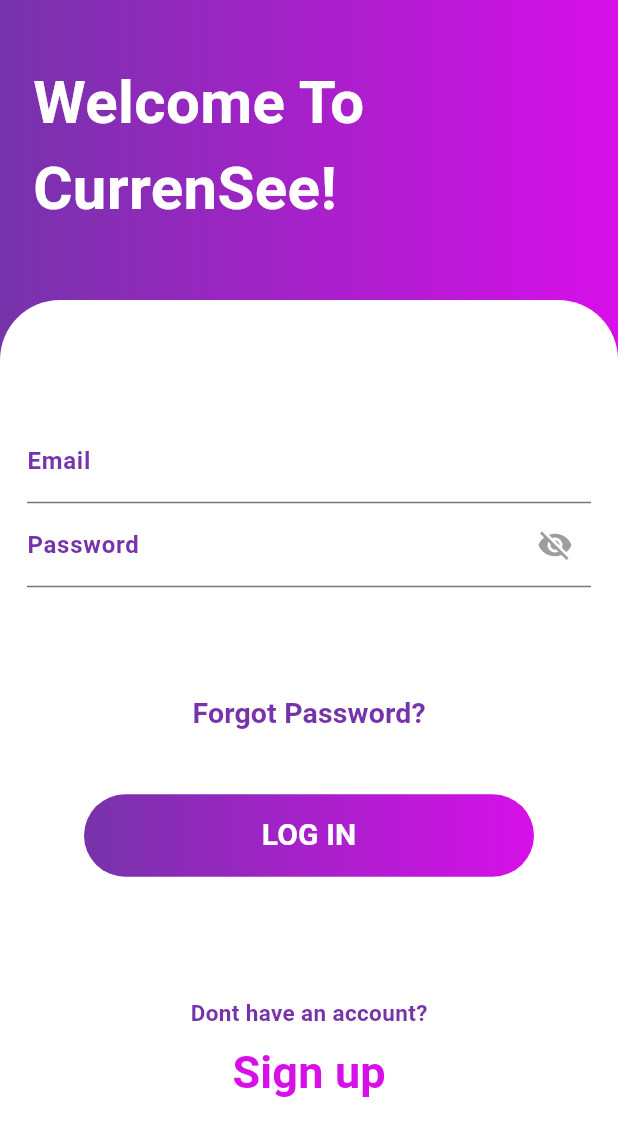
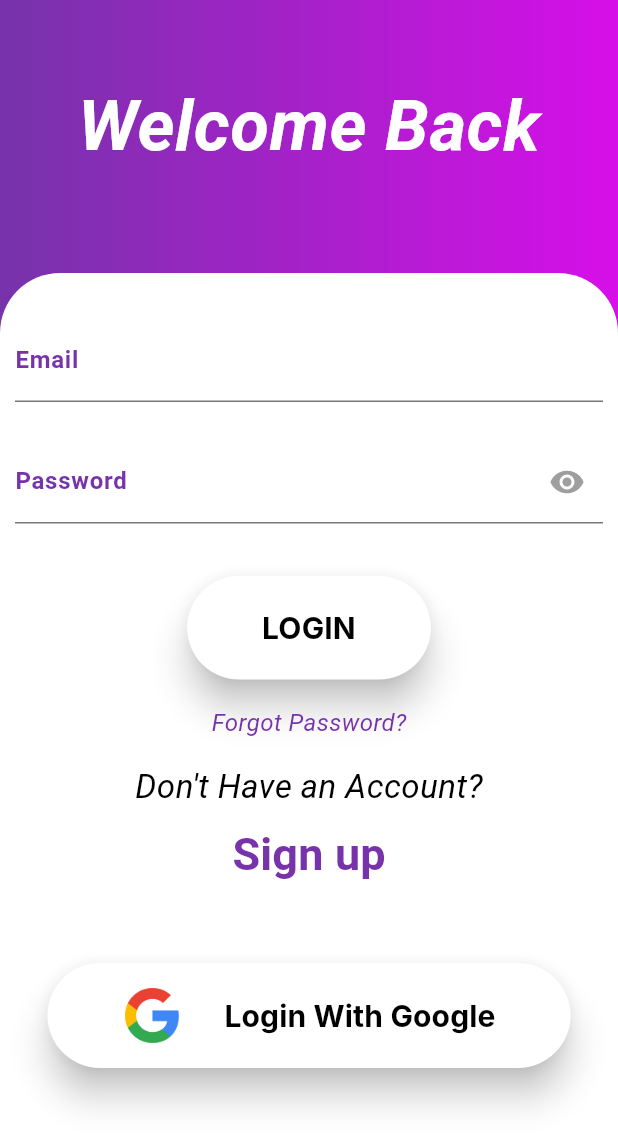
Before and after one commit to engumairahmed/CurrenSee, a Flutter app: the LoginScreen screen opened directly, on a phone screen of 412 x 824 dp. Shown: the top 1147 px of the screen. Run offline on Flutter 3.47's test engine with Material 3 defaults, Android fonts, the phone set to English and light mode, and no system bars; our stand-ins replace google_fonts, shared_preferences; accounts and stored records are empty; network calls fail; Roboto replaces fonts that are missing (Inter, birthday).

Commit message:
underline border login

```diff
--- a/lib/login.dart
+++ b/lib/login.dart
@@ -1,7 +1,11 @@
 import 'package:currensee/ApiTasks.dart';
+import 'package:currensee/screens/forgotPassword.dart';
 import 'package:currensee/screens/home.dart';
-import 'package:flutter/foundation.dart';
+import 'package:currensee/screens/register.dart';
 import 'package:flutter/material.dart';
+import 'package:flutter/widgets.dart';
+import 'package:google_fonts/google_fonts.dart';
+import 'package:currensee/app_properties.dart';
 
 class LoginScreen extends StatefulWidget {
   const LoginScreen({super.key});
@@ -11,69 +15,69 @@
 }
 
 class _LoginScreenState extends State<LoginScreen> {
-
   final GlobalKey<FormState> _formKey = GlobalKey<FormState>();
   final TextEditingController _emailController = TextEditingController();
   final TextEditingController _passwordController = TextEditingController();
-  bool isPasswordObs=true;
+  bool isPasswordObs = true;
 
-  String loginError="";
+  String loginError = "";
+  Icon icon = const Icon(Icons.visibility, color: Colors.grey);
 
-  void showPass(){
+  void showPass() {
     setState(() {
-      isPasswordObs= !isPasswordObs;
-      // if(isPasswordObs){
-      //   icon=Icon(Icons.remove_red_eye_outlined);
-      // } else{
-      //   icon=FaIcon(FontAwesomeIcons.gamepad);
-      // }
+      isPasswordObs = !isPasswordObs;
+      if (isPasswordObs) {
+        icon = Icon(Icons.visibility, color: Colors.grey);
+      } else {
+        icon = Icon(Icons.visibility_off, color: Colors.grey);
+      }
     });
   }
 
-  Future<void> login() async{
+  Future<void> login() async {
     var res = await loginTask(_emailController.text, _passwordController.text);
-    var res2=res.keys.toList();
-    if(res[res2[0]]!){
-      Navigator.pushReplacement(context, MaterialPageRoute(builder:(context) => HomeScreen()));
-    } else{
+    var res2 = res.keys.toList();
+    if (res[res2[0]]!) {
+      Navigator.pushReplacement(
+          context, MaterialPageRoute(builder: (context) => HomeScreen()));
+    } else {
       setState(() {
-        loginError=res2[0];
+        loginError = res2[0];
       });
     }
   }
+
   @override
   Widget build(BuildContext context) {
     return Scaffold(
-      resizeToAvoidBottomInset: false,
-      body: Stack(
-        children: [
-          Container(
+        body: SingleChildScrollView(
+      child: Container(
           height: MediaQuery.of(context).size.height,
-            width: MediaQuery.of(context).size.width,
-            decoration: const BoxDecoration(
-              gradient: LinearGradient(
-                colors: [
-                  Color.fromARGB(255, 118, 51, 170),
-                  Color.fromARGB(255, 215, 15, 233),
-                ],
+          decoration: BoxDecoration(
+            gradient: colorProperties.gradientcolor,
+          ),
+          child: SingleChildScrollView(
+              child: Padding(
+            padding: const EdgeInsets.fromLTRB(0, 50, 0, 0),
+            child: Column(children: [
+              Text(
+                "Welcome Back",
+                style: GoogleFonts.badScript(
+                  textStyle: TextStyle(
+                      color: Colors.white,
+                      fontSize: 47,
+                      fontStyle: FontStyle.italic,
+                      fontWeight: FontWeight.bold),
                 ),
               ),
-            child: const Padding(
-              padding: EdgeInsets.only(top: 40.0, left: 22),
-              child: Text(
-                'Welcome To CurrenSee!',
-                style: TextStyle(
-                  fontSize: 40,
-                  fontFamily: AutofillHints.birthday,
-                  color: Colors.white,
-                  fontWeight: FontWeight.bold,
-                ),
-              ),
-            ),
+              SizedBox(height: 10),
+              const SizedBox(
+                height: 15,
               ),
               Padding(
-            padding: const EdgeInsets.only(top: 200.0),
+                padding: const EdgeInsets.fromLTRB(0, 40, 0, 0),
                 child: Container(
+                  height: MediaQuery.sizeOf(context).height,
                   decoration: const BoxDecoration(
                     borderRadius: BorderRadius.only(
                       topLeft: Radius.circular(40),
@@ -81,115 +85,177 @@
                     ),
                     color: Colors.white,
                   ),
-              height: double.infinity,
-              width: double.infinity,
                   child: Padding(
-                padding: const EdgeInsets.only(left: 18.0, right: 18),
+                    padding: const EdgeInsets.fromLTRB(10, 30, 10, 0),
                     child: Form(
                       key: _formKey,
-                  child: Column(
-                    mainAxisAlignment: MainAxisAlignment.center,
-                    children: [
+                      child: Column(children: [
                         TextFormField(
                           controller: _emailController,
                           decoration: InputDecoration(
                             labelText: 'Email',
                             labelStyle: TextStyle(
                               fontWeight: FontWeight.bold,
-                            color: Color.fromARGB(255, 118, 51, 170),
+                              color: colorProperties.purpleTextColor,
+                            ),
+                            focusedBorder: UnderlineInputBorder(
+                              borderSide: BorderSide(
+                                  color: Colors
+                                      .grey), // Set transparent color
                             ),
                           ),
+                        ),
+                        const SizedBox(
+                          height: 25,
                         ),
                         TextFormField(
                           obscureText: isPasswordObs,
                           controller: _passwordController,
                           decoration: InputDecoration(
-                          suffixIcon:
-                              IconButton(onPressed: showPass,icon: Icon(Icons.visibility_off, color: Colors.grey),),
-                          labelText: 'Password', // Use labelText instead of label
+                            suffixIcon: IconButton(
+                              onPressed: showPass,
+                              icon: icon,
+                            ),
+                            labelText: 'Password',
                             labelStyle: TextStyle(
                               fontWeight: FontWeight.bold,
-                            color: Color.fromARGB(255, 118, 51, 170),
+                              color: colorProperties.purpleTextColor,
+                            ),
+                             focusedBorder: UnderlineInputBorder(
+                              borderSide: BorderSide(
+                                  color: Colors
+                                      .grey), // Set transparent color
                             ),
                           ),
                         ),
-                      SizedBox(height: 60),
-                      Align(
-                        alignment: Alignment.center,
-                        child: TextButton(
-                          onPressed: (){},
+                        const SizedBox(
+                          height: 25,
+                        ),
+                        const SizedBox(
+                          height: 10,
+                        ),
+                        ElevatedButton(
+                          onPressed: login,
+                          style: ElevatedButton.styleFrom(
+                            elevation: 10,
+                            backgroundColor: Colors.white,
+                            padding: EdgeInsets.symmetric(
+                                vertical: 20, horizontal: 50),
+                          ),
                           child: Text(
-                            'Forgot Password?',
+                            'LOGIN',
+                            textAlign: TextAlign.center,
                             style: TextStyle(
+                              color: Colors.black,
+                              fontSize: 20,
+                              fontFamily: 'Inter',
                               fontWeight: FontWeight.bold,
-                              fontSize: 19,
-                              color: Color.fromARGB(255, 118, 51, 170),
                             ),
                           ),
                         ),
+                        const SizedBox(
+                          height: 17,
                         ),
-                      SizedBox(height: 30),
-                      Container(
-                        height: 55,
-                        width: 300,
-                        decoration: BoxDecoration(
-                          borderRadius: BorderRadius.circular(30),
-                          gradient: const LinearGradient(
-                            colors: [
-                              Color.fromARGB(255, 118, 51, 170),
-                              Color.fromARGB(255, 215, 15, 233),
-                            ],
+                        Column(
+                          children: [
+                            GestureDetector(
+                              onTap: () {
+                                Navigator.push(
+                                  context,
+                                  MaterialPageRoute(
+                                    builder: (context) =>
+                                        ForgotPasswordScreen(), // ForgotPasswordScreen par navigation
                                   ),
-                        ),
-                        child: Center(
-                          child: TextButton(
-                            onPressed: () {
-
+                                );
                               },
-                            child: Text('LOG IN',
+                              child: Text(
+                                "Forgot Password?",
                                 style: TextStyle(
-                              fontWeight: FontWeight.bold,
-                              fontSize: 20,
-                              color: Colors.white,)
+                                  color: colorProperties.purpleTextColor,
+                                  fontSize: 16,
+                                  fontStyle: FontStyle.italic,
                                 ),
                               ),
                             ),
-                      ),
-                      SizedBox(height: 80),
-                      Align(
-                        alignment: Alignment.center,
-                        child: Column(
-                          children: [
+                            SizedBox(
+                                height:
+                                    16), // Add space between the two text widgets
                             Text(
-                              'Dont have an account?',
+                              "Don't Have an Account?",
                               style: TextStyle(
-                                fontWeight: FontWeight.bold,
-                                color: Color.fromARGB(255, 118, 51, 170),
-                                fontSize: 15,
+                                color: Colors.black,
+                                fontSize: 22,
+                                fontStyle: FontStyle.italic,
                               ),
                             ),
                             TextButton(
-                              onPressed: (){},
+                                onPressed: () {
+                                  Navigator.push(
+                                      context,
+                                      MaterialPageRoute(
+                                          builder: (context) =>
+                                              const RegisterPageScreen()));
+                                },
                                 child: Text(
-                                'Sign up',
+                                  "Sign up",
                                   style: TextStyle(
+                                      color: colorProperties.purpleTextColor,
+                                      fontSize: 30,
+                                      fontWeight: FontWeight.bold),
+                                ))
+                          ],
+                        ),
+                        const SizedBox(
+                          height: 5,
+                        ),
+                        const SizedBox(
+                          height: 5,
+                        ),
+                        Text(
+                          '------------------or------------------',
+                          style: TextStyle(
+                            color: Colors.white,
+                            fontSize: 16,
                             fontWeight: FontWeight.bold,
-                                  fontSize: 30,
-                                  color: Color.fromARGB(255, 215, 15, 233),
                           ),
                         ),
-                            )
-                          ],
+                        const SizedBox(
+                          height: 10,
                         ),
-                      )
-                    ],
+                        ElevatedButton.icon(
+                          onPressed: () {},
+                          style: ElevatedButton.styleFrom(
+                            elevation: 10,
+                            backgroundColor: Colors.white,
+                            padding: EdgeInsets.symmetric(
+                                vertical: 15, horizontal: 50),
                           ),
+                          icon: Padding(
+                            padding: const EdgeInsets.only(right: 20.0),
+                            child: Image.asset(
+                              'lib/images/Google_logo.png',
+                              height: 40, // Adjust the height as needed
+                            ),
+                          ),
+                          label: Text(
+                            'Login With Google',
+                            textAlign: TextAlign.center,
+                            style: TextStyle(
+                              color: Colors.black,
+                              fontSize: 20,
+                              fontStyle: FontStyle.normal,
+                              fontFamily: 'Inter',
+                              fontWeight: FontWeight.bold,
+                            ),
+                          ),
+                        ),
+                      ]),
                     ),
                   ),
                 ),
               )
-        ],
-      ),
-    );
+            ]),
+          ))),
+    ));
   }
 }
--- a/lib/main.dart
+++ b/lib/main.dart
@@ -14,7 +14,7 @@
   @override
   Widget build(BuildContext context) {
     return MaterialApp(
-      home: LoginPageScreen(),
+      home: LoginScreen(),
       debugShowCheckedModeBanner: false,
     );
   }
```
Lines whose indentation alone changed are shown as unchanged.
